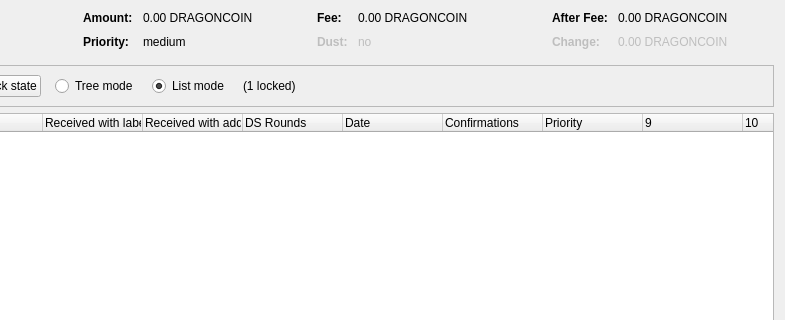
Qt form src/qt/forms/coincontroldialog.ui (CoinExample/ANG) before a commit; both pictures show x 169 to 954 and y 0 to 320 of the 954 by 500 pixel window.
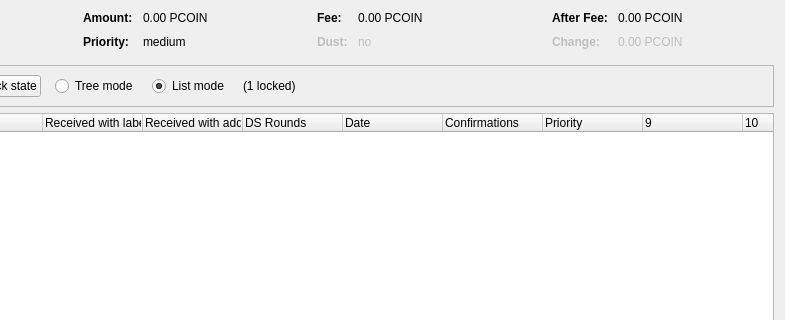
The same form after that commit. Custom widgets are drawn as their Qt base class.

The edit to the form file:
```diff
--- a/src/qt/forms/coincontroldialog.ui
+++ b/src/qt/forms/coincontroldialog.ui
@@ -132,7 +132,7 @@
           <enum>Qt::ActionsContextMenu</enum>
          </property>
          <property name="text">
-          <string notr="true">0.00 DRAGONCOIN</string>
+          <string notr="true">0.00 PCOIN</string>
          </property>
          <property name="textInteractionFlags">
           <set>Qt::LinksAccessibleByMouse|Qt::TextSelectableByKeyboard|Qt::TextSelectableByMouse</set>
@@ -206,7 +206,7 @@
           <enum>Qt::ActionsContextMenu</enum>
          </property>
          <property name="text">
-          <string notr="true">0.00 DRAGONCOIN</string>
+          <string notr="true">0.00 PCOIN</string>
          </property>
          <property name="textInteractionFlags">
           <set>Qt::LinksAccessibleByMouse|Qt::TextSelectableByKeyboard|Qt::TextSelectableByMouse</set>
@@ -286,7 +286,7 @@
           <enum>Qt::ActionsContextMenu</enum>
          </property>
          <property name="text">
-          <string notr="true">0.00 DRAGONCOIN</string>
+          <string notr="true">0.00 PCOIN</string>
          </property>
          <property name="textInteractionFlags">
           <set>Qt::LinksAccessibleByMouse|Qt::TextSelectableByKeyboard|Qt::TextSelectableByMouse</set>
@@ -321,7 +321,7 @@
           <enum>Qt::ActionsContextMenu</enum>
          </property>
          <property name="text">
-          <string notr="true">0.00 DRAGONCOIN</string>
+          <string notr="true">0.00 PCOIN</string>
          </property>
          <property name="textInteractionFlags">
           <set>Qt::LinksAccessibleByMouse|Qt::TextSelectableByKeyboard|Qt::TextSelectableByMouse</set>
```
